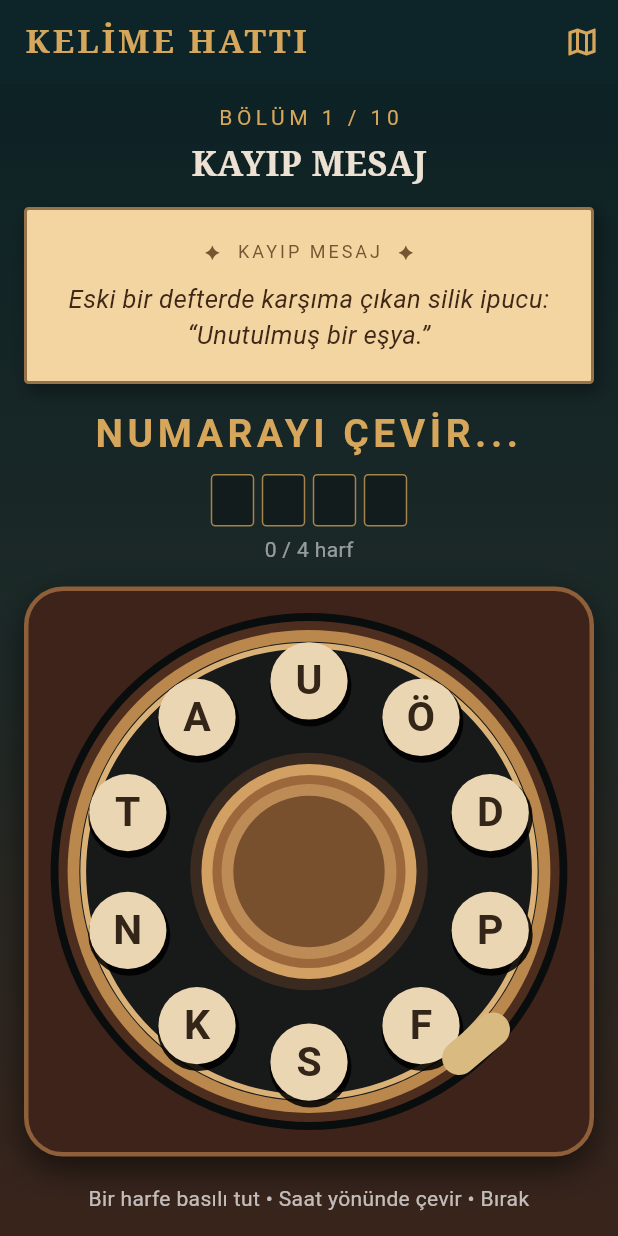
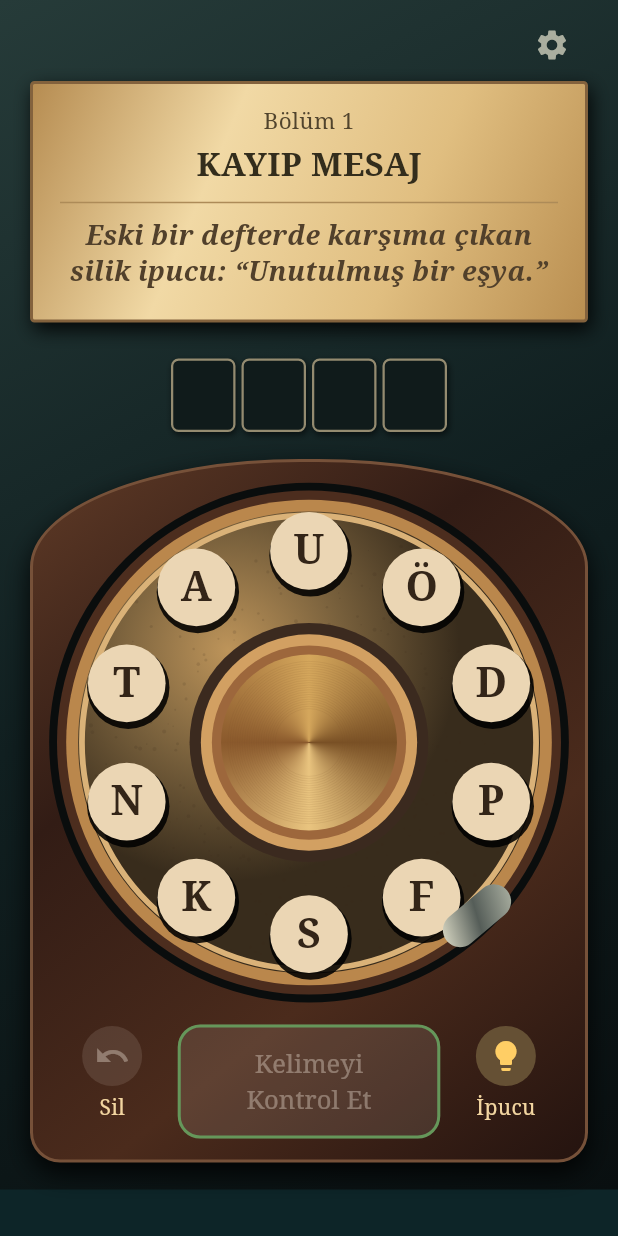
Before and after one commit to ediptan01-commits/kelime-hatti, a Flutter app: the screen it shows after launch, on a phone screen of 412 x 824 dp. Run offline on Flutter 3.47's test engine with Material 3 defaults, Android fonts, the phone set to English and light mode, and no system bars; our stand-ins replace audioplayers, shared_preferences.

Commit message:
Update main.dart

```diff
--- a/lib/main.dart
+++ b/lib/main.dart
@@ -1,3 +1,4 @@
+import 'dart:async';
 import 'dart:math' as math;
 import 'package:flutter/material.dart';
 import 'package:flutter/services.dart';
@@ -155,24 +156,15 @@ class _GamePageState extends State<GamePage> {
         child: Column(mainAxisSize: MainAxisSize.min, children: [
           const Text('BÖLÜM HARİTASI', style: TextStyle(color: _gold, fontSize: 20, fontWeight: FontWeight.bold)),
           const SizedBox(height: 14),
-          ...List.generate(
-            levels.length,
-            (i) => ListTile(
+          ...List.generate(levels.length, (i) => ListTile(
             dense: true,
             leading: Icon(i <= unlocked ? Icons.radio_button_checked : Icons.lock_outline, color: i <= unlocked ? _gold : Colors.grey),
             title: Text('${i + 1}. ${levels[i].name}'),
-              onTap: i > unlocked
-                  ? null
-                  : () {
+            onTap: i > unlocked ? null : () {
               Navigator.pop(sheetContext);
-                      setState(() {
-                        levelIndex = i;
-                        typed = '';
-                        notice = null;
-                      });
+              setState(() { levelIndex = i; typed = ''; notice = null; });
             },
-            ),
-          ),
+          )),
         ]),
       )),
     );
@@ -183,40 +175,90 @@ class _GamePageState extends State<GamePage> {
     if (loading) return const Scaffold(body: Center(child: CircularProgressIndicator()));
     final level = levels[levelIndex];
     return Scaffold(
-      appBar: AppBar(backgroundColor: Colors.transparent, title: const Text('KELİME HATTI', style: TextStyle(color: _gold, fontFamily: 'serif', fontWeight: FontWeight.bold, letterSpacing: 2)), actions: [
-        IconButton(tooltip: 'Bölümler', onPressed: _chooseLevel, icon: const Icon(Icons.map_outlined, color: _gold)),
+      body: DecoratedBox(
+        decoration: const BoxDecoration(gradient: LinearGradient(
+          begin: Alignment.topLeft, end: Alignment.bottomRight,
+          colors: [Color(0xFF263B39), Color(0xFF101F20), Color(0xFF090F10)],
+        )),
+        child: SafeArea(child: LayoutBuilder(builder: (context, constraints) {
+          final width = math.min(constraints.maxWidth, 420.0);
+          return SingleChildScrollView(
+            child: Center(child: SizedBox(width: width, child: Padding(
+              padding: const EdgeInsets.fromLTRB(20, 6, 20, 18),
+              child: Column(children: [
+                Align(alignment: Alignment.centerRight, child: IconButton(
+                  tooltip: 'Bölüm haritası', onPressed: _chooseLevel,
+                  icon: const Icon(Icons.settings, color: Color(0xFFAAAE9F)),
+                )),
+                Container(
+                  width: double.infinity,
+                  padding: const EdgeInsets.fromLTRB(18, 14, 18, 20),
+                  decoration: BoxDecoration(
+                    gradient: const LinearGradient(begin: Alignment.topLeft, end: Alignment.bottomRight,
+                      colors: [Color(0xFFB58B50), Color(0xFFF1D9A5), Color(0xFFE0BE80), Color(0xFFB98E50)]),
+                    border: Border.all(color: const Color(0xFF83623D), width: 2),
+                    borderRadius: BorderRadius.circular(3),
+                    boxShadow: const [BoxShadow(color: Colors.black87, blurRadius: 10, offset: Offset(2, 5))],
+                  ),
+                  child: Column(children: [
+                    Text('Bölüm ${levelIndex + 1}', style: const TextStyle(color: Color(0xFF51442D), fontFamily: 'serif', fontSize: 15)),
+                    const SizedBox(height: 3),
+                    Text(level.name.toUpperCase(), textAlign: TextAlign.center, style: const TextStyle(color: Color(0xFF332D1C), fontFamily: 'serif', fontSize: 22, fontWeight: FontWeight.bold)),
+                    const Divider(color: Color(0xFFAD8B58), height: 20),
+                    Text(level.clue, textAlign: TextAlign.center, style: const TextStyle(color: Color(0xFF51402B), fontFamily: 'serif', fontStyle: FontStyle.italic, fontWeight: FontWeight.w600, fontSize: 18, height: 1.35)),
                   ]),
-      body: Container(
-        decoration: const BoxDecoration(gradient: LinearGradient(begin: Alignment.topCenter, end: Alignment.bottomCenter, colors: [Color(0xFF0D2225), Color(0xFF1D2927), Color(0xFF39241B)])),
-        child: SafeArea(child: LayoutBuilder(builder: (context, constraints) => SingleChildScrollView(
-        padding: const EdgeInsets.symmetric(horizontal: 16, vertical: 12),
-        child: ConstrainedBox(constraints: BoxConstraints(minHeight: constraints.maxHeight), child: Column(children: [
-          Text('BÖLÜM ${levelIndex + 1} / ${levels.length}', style: const TextStyle(color: _gold, letterSpacing: 3)),
-          const SizedBox(height: 5),
-          Text(level.name.toUpperCase(), style: const TextStyle(fontSize: 23, fontFamily: 'serif', fontWeight: FontWeight.bold)),
-          const SizedBox(height: 12),
-          Container(width: double.infinity, padding: const EdgeInsets.all(19), decoration: BoxDecoration(color: _paper, borderRadius: BorderRadius.circular(3), border: Border.all(color: const Color(0xFF967249), width: 2), boxShadow: const [BoxShadow(color: Colors.black38, offset: Offset(3, 5), blurRadius: 9)]), child: Column(children: [Text('✦  ${level.name.toUpperCase()}  ✦', style: const TextStyle(color: Color(0xFF765532), fontSize: 12, letterSpacing: 2)), const SizedBox(height: 10), Text(level.clue, textAlign: TextAlign.center, style: const TextStyle(color: Color(0xFF402818), fontSize: 17, fontStyle: FontStyle.italic))])),
-          const SizedBox(height: 15),
-          Text(typed.isEmpty ? 'NUMARAYI ÇEVİR...' : typed, textAlign: TextAlign.center, style: const TextStyle(color: _gold, fontSize: 26, letterSpacing: 3, fontWeight: FontWeight.bold)),
-          const SizedBox(height: 8),
-          Wrap(alignment: WrapAlignment.center, spacing: 5, runSpacing: 5, children: List.generate(level.answer.length, (i) => Container(width: 29, height: 35, alignment: Alignment.center, decoration: BoxDecoration(color: const Color(0xFF121C1D), border: Border.all(color: _gold.withValues(alpha: .75)), borderRadius: BorderRadius.circular(3)), child: Text(i < typed.length ? typed[i] : '', style: const TextStyle(fontSize: 19, color: _paper, fontWeight: FontWeight.bold))))),
-          const SizedBox(height: 5),
-          Text('${typed.length} / ${level.answer.length} harf', style: const TextStyle(color: Colors.white54)),
-          const SizedBox(height: 15),
-          Container(padding: const EdgeInsets.all(13), decoration: BoxDecoration(color: _wood, borderRadius: BorderRadius.circular(26), border: Border.all(color: const Color(0xFF8E5F38), width: 3), boxShadow: const [BoxShadow(color: Colors.black54, blurRadius: 18, offset: Offset(0, 9))]), child: RotaryDial(key: ValueKey(levelIndex), letters: letters, onLetter: _pick)),
+                ),
+                const SizedBox(height: 24),
+                LayoutBuilder(builder: (context, box) {
+                  final count = level.answer.length;
+                  final cellWidth = math.min(43.0, (box.maxWidth - count * 4) / count);
+                  return Row(mainAxisAlignment: MainAxisAlignment.center, children: List.generate(count, (i) => Container(
+                    width: cellWidth, height: 49, margin: const EdgeInsets.symmetric(horizontal: 2), alignment: Alignment.center,
+                    decoration: BoxDecoration(color: const Color(0xFF101B1B), borderRadius: BorderRadius.circular(5), border: Border.all(color: const Color(0xFF948B70), width: 1.5),
+                      boxShadow: const [BoxShadow(color: Colors.black54, blurRadius: 3, offset: Offset(1, 2))]),
+                    child: Text(i < typed.length ? typed[i] : '', style: TextStyle(fontSize: math.min(24.0, cellWidth * .65), color: _paper, fontFamily: 'serif')),
+                  )));
+                }),
                 const SizedBox(height: 18),
-          Text(notice ?? 'Bir harfe basılı tut • Saat yönünde çevir • Bırak', textAlign: TextAlign.center, style: TextStyle(color: notice == null ? Colors.white70 : Colors.orangeAccent)),
-          const SizedBox(height: 15),
-          Row(mainAxisAlignment: MainAxisAlignment.center, children: [
-            OutlinedButton.icon(onPressed: typed.isEmpty ? null : () => setState(() { typed = typed.substring(0, typed.length - 1); notice = null; }), icon: const Icon(Icons.backspace_outlined), label: const Text('Sil')),
-            const SizedBox(width: 12),
-            FilledButton.icon(style: FilledButton.styleFrom(backgroundColor: _green), onPressed: typed.isEmpty ? null : _check, icon: const Icon(Icons.phone), label: const Text('Ara / Kontrol et')),
-            const SizedBox(width: 12),
-            IconButton(tooltip: 'İpucu', onPressed: () => showDialog<void>(context: context, builder: (ctx) => AlertDialog(title: const Text('İpucu'), content: Text('Kelime ${level.answer.length} harfli ve “${level.clue}” ipucuyla ilgili.'), actions: [TextButton(onPressed: () => Navigator.pop(ctx), child: const Text('Tamam'))])), icon: const Icon(Icons.lightbulb_outline, color: _gold)),
+                Container(
+                  padding: const EdgeInsets.fromLTRB(9, 12, 9, 14),
+                  decoration: BoxDecoration(
+                    borderRadius: const BorderRadius.vertical(top: Radius.elliptical(180, 72), bottom: Radius.circular(20)),
+                    gradient: const LinearGradient(begin: Alignment.topLeft, end: Alignment.bottomRight,
+                      colors: [Color(0xFF603B27), Color(0xFF321C15), Color(0xFF4B2B1C), Color(0xFF24130F)]),
+                    border: Border.all(color: const Color(0xFF765139), width: 2),
+                    boxShadow: const [BoxShadow(color: Colors.black87, blurRadius: 14, offset: Offset(0, 7))],
+                  ),
+                  child: Column(children: [
+                    RotaryDial(key: ValueKey(levelIndex), letters: letters, onLetter: _pick),
+                    const SizedBox(height: 10),
+                    Row(crossAxisAlignment: CrossAxisAlignment.start, children: [
+                      Expanded(child: Column(children: [
+                        IconButton.filledTonal(tooltip: 'Son harfi sil', style: IconButton.styleFrom(backgroundColor: const Color(0xFF655034), foregroundColor: _paper),
+                          onPressed: typed.isEmpty ? null : () => setState(() { typed = typed.substring(0, typed.length - 1); notice = null; }), icon: const Icon(Icons.undo)),
+                        const Text('Sil', style: TextStyle(color: _paper, fontFamily: 'serif')),
+                      ])),
+                      Expanded(flex: 2, child: Padding(padding: const EdgeInsets.only(top: 3), child: FilledButton(
+                        style: FilledButton.styleFrom(backgroundColor: const Color(0xFF27633C), foregroundColor: _paper, padding: const EdgeInsets.symmetric(vertical: 14, horizontal: 8),
+                          shape: RoundedRectangleBorder(borderRadius: BorderRadius.circular(15), side: const BorderSide(color: Color(0xFF65975A), width: 2))),
+                        onPressed: typed.isEmpty ? null : _check,
+                        child: const Text('Kelimeyi\nKontrol Et', textAlign: TextAlign.center, style: TextStyle(fontFamily: 'serif', fontSize: 17)),
+                      ))),
+                      Expanded(child: Column(children: [
+                        IconButton.filledTonal(tooltip: 'İpucu', style: IconButton.styleFrom(backgroundColor: const Color(0xFF655034), foregroundColor: const Color(0xFFFFCE65)),
+                          onPressed: () => showDialog<void>(context: context, builder: (ctx) => AlertDialog(title: const Text('İpucu'), content: Text('Kelime ${level.answer.length} harfli ve “${level.clue}” ipucuyla ilgili.'), actions: [TextButton(onPressed: () => Navigator.pop(ctx), child: const Text('Tamam'))])),
+                          icon: const Icon(Icons.lightbulb)),
+                        const Text('İpucu', style: TextStyle(color: _paper, fontFamily: 'serif')),
+                      ])),
                     ]),
-          const SizedBox(height: 12),
-        ])),
-      )))),
+                  ]),
+                ),
+                if (notice != null) Padding(padding: const EdgeInsets.only(top: 14), child: Text(notice!, textAlign: TextAlign.center, style: const TextStyle(color: _gold))),
+              ]),
+            ))),
+          );
+        })),
+      ),
     );
   }
 }
@@ -232,6 +274,9 @@ class RotaryDial extends StatefulWidget {
 class _RotaryDialState extends State<RotaryDial> with SingleTickerProviderStateMixin {
   late final AnimationController controller;
   final AudioPlayer sound = AudioPlayer();
+  bool soundReady = false;
+  bool soundPlaying = false;
+  Timer? movementTimer;
   Animation<double>? returning;
   int? active;
   double rotation = 0;
@@ -246,22 +291,38 @@ class _RotaryDialState extends State<RotaryDial> with SingleTickerProviderStateM
   void initState() {
     super.initState();
     controller = AnimationController(vsync: this);
+    _prepareSound();
     controller.addListener(() {
       if (mounted) setState(() => rotation = returning?.value ?? 0);
     });
   }
 
-  Future<void> _sound(String file) async {
+  Future<void> _prepareSound() async {
     try {
-      await sound.stop();
-      await sound.play(AssetSource('sounds/$file.wav'), volume: .72);
+      await sound.setReleaseMode(ReleaseMode.loop);
+      await sound.setSource(AssetSource('sounds/rotary.wav'));
+      await sound.setVolume(.55);
+      if (mounted) soundReady = true;
     } catch (_) {
-      SystemSound.play(SystemSoundType.click);
+      // Sound is optional; dialing still works if the asset is unavailable.
     }
+  }
+
+  void _startSound() {
+    if (!soundReady || soundPlaying) return;
+    soundPlaying = true;
+    sound.resume();
+  }
+
+  void _stopSound() {
+    if (!soundPlaying) return;
+    soundPlaying = false;
+    sound.pause();
   }
 
   @override
   void dispose() {
+    movementTimer?.cancel();
     controller.dispose();
     sound.dispose();
     super.dispose();
@@ -288,7 +349,7 @@ class _RotaryDialState extends State<RotaryDial> with SingleTickerProviderStateM
           lastTick = 0;
         });
         HapticFeedback.mediumImpact();
-        _sound('press');
+
         return;
       }
     }
@@ -302,10 +363,15 @@ class _RotaryDialState extends State<RotaryDial> with SingleTickerProviderStateM
     // Accumulate angular motion so dragging across +/-180 degrees stays smooth.
     // A small backward adjustment is allowed, but rotation never becomes negative.
     traversed = (traversed + delta).clamp(0.0, maxTravel);
+    if (delta.abs() > .002 && traversed > 0) {
+      _startSound();
+      movementTimer?.cancel();
+      movementTimer = Timer(const Duration(milliseconds: 85), _stopSound);
+    }
     final tick = (traversed / .19).floor();
     if (tick > lastTick) {
       HapticFeedback.selectionClick();
-      _sound('tick');
+
     }
     lastTick = tick;
     setState(() => rotation = traversed);
@@ -313,17 +379,20 @@ class _RotaryDialState extends State<RotaryDial> with SingleTickerProviderStateM
 
   void _end() {
     if (active == null) return;
+    movementTimer?.cancel();
     final selected = active!;
     final accepted = traversed >= .28;
     final from = rotation;
     setState(() => active = null);
-    _sound('return');
+    if (from > .01) _startSound();
     controller.duration = Duration(milliseconds: (370 + 360 * from / maxTravel).round());
     returning = Tween<double>(begin: from, end: 0).animate(
       CurvedAnimation(parent: controller, curve: Curves.easeOutCubic),
     );
     controller.forward(from: 0).then((_) {
-      if (accepted && mounted) widget.onLetter(widget.letters[selected]);
+      if (!mounted) return;
+      _stopSound();
+      if (accepted) widget.onLetter(widget.letters[selected]);
     });
   }
 
@@ -360,7 +429,15 @@ class DialPainter extends CustomPainter {
     circle(r * .99, const Color(0xFF0A0D0D));
     circle(r * .96, const Color(0xFF4C2D1E));
     circle(r * .925, const Color(0xFFBA874C));
-    circle(r * .88, const Color(0xFF181A19));
+    canvas.drawCircle(c, r * .88, Paint()..shader = const RadialGradient(
+      center: Alignment(-.35, -.4), colors: [Color(0xFFBD945A), Color(0xFF78603C), Color(0xFF382C1C)],
+    ).createShader(Rect.fromCircle(center: c, radius: r * .88)));
+    final grain = math.Random(47);
+    for (var i = 0; i < 450; i++) {
+      final a = grain.nextDouble() * math.pi * 2;
+      final d = math.sqrt(grain.nextDouble()) * r * .86;
+      canvas.drawCircle(c + Offset(math.cos(a), math.sin(a)) * d, .4 + grain.nextDouble(), Paint()..color = const Color(0x22352516));
+    }
     circle(r * .865, const Color(0xFFDAB278), style: PaintingStyle.stroke, stroke: r * .022);
     canvas.save();
     canvas.translate(c.dx, c.dy);
@@ -373,21 +450,26 @@ class DialPainter extends CustomPainter {
       canvas.drawCircle(center + Offset(1, 3), r * .157, Paint()..color = Colors.black87);
       canvas.drawCircle(center, r * .148, Paint()..color = selected ? const Color(0xFFFFD575) : const Color(0xFFEBD6B4));
       if (selected) canvas.drawCircle(center, r * .157, Paint()..color = const Color(0xFFFFEAB3)..style = PaintingStyle.stroke..strokeWidth = 4);
-      final tp = TextPainter(text: TextSpan(text: letters[i], style: TextStyle(color: const Color(0xFF332518), fontSize: r * .157, fontWeight: FontWeight.bold)), textDirection: TextDirection.ltr)..layout();
+      final tp = TextPainter(text: TextSpan(text: letters[i], style: TextStyle(color: const Color(0xFF332518), fontFamily: 'serif', fontSize: r * .157, fontWeight: FontWeight.bold)), textDirection: TextDirection.ltr)..layout();
       tp.paint(canvas, Offset(center.dx - tp.width / 2, center.dy - tp.height / 2));
     }
     circle(r * .455, const Color(0xFF3B2A1F));
     circle(r * .412, const Color(0xFFD2A062));
     circle(r * .37, const Color(0xFF9D673C));
-    circle(r * .335, const Color(0xFFBD8C56));
-    circle(r * .29, const Color(0xFF79502E));
+    canvas.drawCircle(c, r * .335, Paint()..shader = const SweepGradient(
+      colors: [Color(0xFF795025), Color(0xFFE9C47F), Color(0xFF8A592C), Color(0xFFD5A75C), Color(0xFF795025)],
+    ).createShader(Rect.fromCircle(center: c, radius: r * .335)));
+    for (var i = 1; i < 22; i++) {
+      circle(r * (.12 + i * .009), const Color(0x22734A22), style: PaintingStyle.stroke, stroke: .5);
+    }
+
     canvas.restore();
     final stopper = Rect.fromCenter(center: Offset(c.dx + r * .64, c.dy + r * .66), width: r * .30, height: r * .13);
     canvas.save();
     canvas.translate(stopper.center.dx, stopper.center.dy);
     canvas.rotate(-.7);
     canvas.translate(-stopper.center.dx, -stopper.center.dy);
-    canvas.drawRRect(RRect.fromRectAndRadius(stopper, Radius.circular(r * .07)), Paint()..color = const Color(0xFFD9BA81));
+    canvas.drawRRect(RRect.fromRectAndRadius(stopper, Radius.circular(r * .07)), Paint()..shader = const LinearGradient(begin: Alignment.topLeft, end: Alignment.bottomRight, colors: [Color(0xFFE0DFCA), Color(0xFF555D58), Color(0xFFAEB3A4)]).createShader(stopper));
     canvas.restore();
   }
   @override
```
Lines whose indentation alone changed are shown as unchanged.
